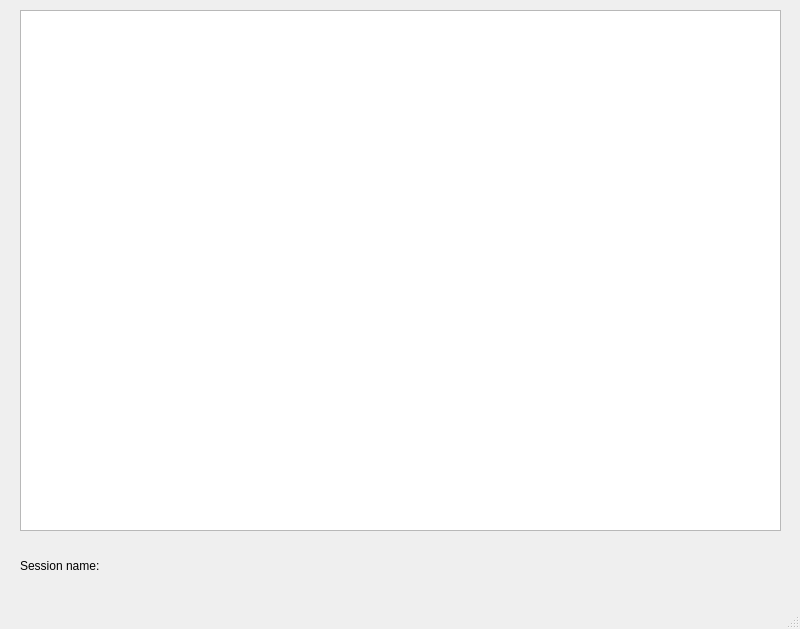
Qt form mainwindow.ui (a-kosykh/dbus-texteditor) before a commit.
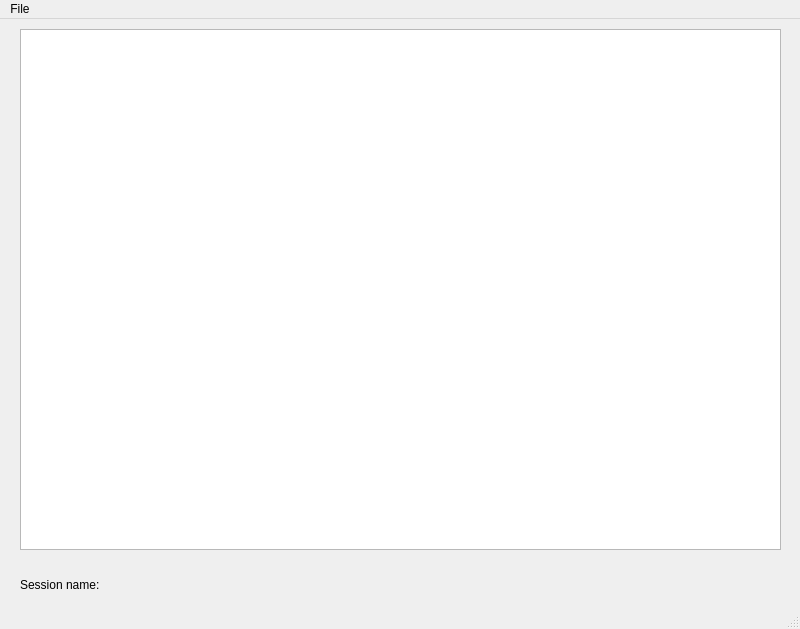
The same form after that commit.

```diff
--- a/mainwindow.ui
+++ b/mainwindow.ui
@@ -61,6 +61,16 @@
      <height>22</height>
     </rect>
    </property>
+   <widget class="QMenu" name="menuFile">
+    <property name="title">
+     <string>File</string>
+    </property>
+    <addaction name="actionOpen_File"/>
+    <addaction name="actionSave"/>
+    <addaction name="actionSave_As"/>
+    <addaction name="actionExit"/>
+   </widget>
+   <addaction name="menuFile"/>
   </widget>
   <action name="actionOpen">
    <property name="text">
```
Left out of the diff: 9 changed lines with no effect on the pictures.
